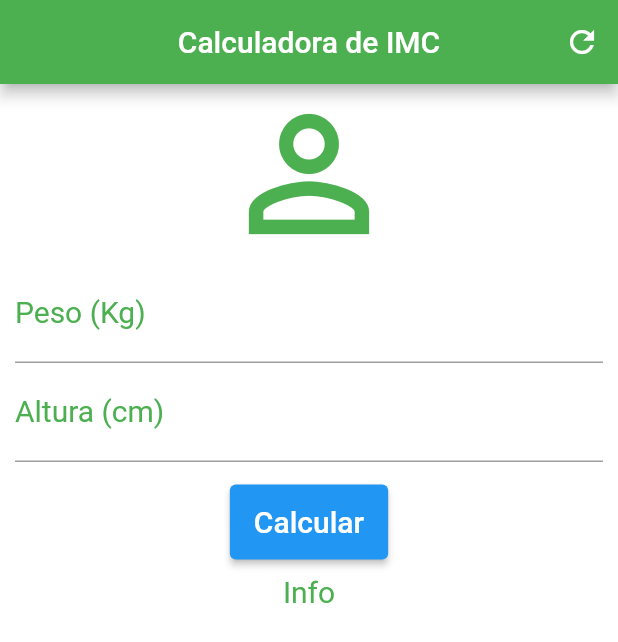
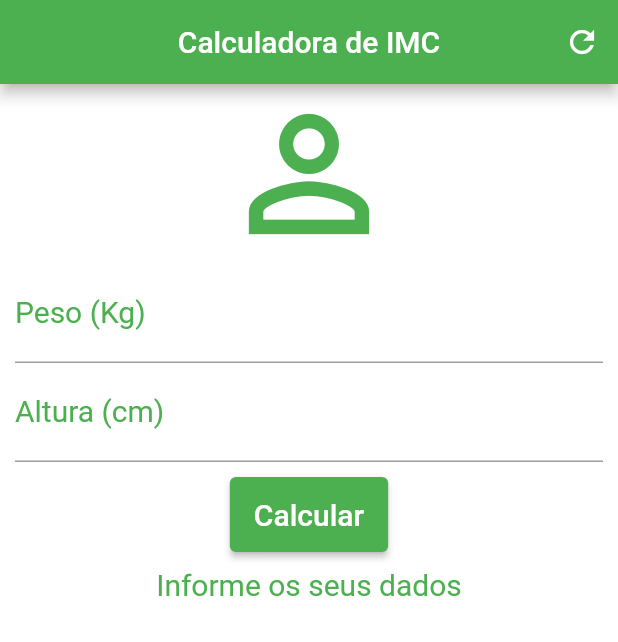
Before and after one commit to KailanySousa/AplicativosFlutter, a Flutter app: the screen it shows after launch, after a tap on "Calcular", on a phone screen of 412 x 824 dp. Shown: the top 642 px of the screen. Run offline on Flutter 3.47's test engine with Material 2 defaults, Android fonts, the phone set to English and light mode, and no system bars.

Commit message:
implementando Controllers e Cálculos

```diff
--- a/CalculadoraIMC/app/lib/main.dart
+++ b/CalculadoraIMC/app/lib/main.dart
@@ -19,6 +19,47 @@ class HomePage extends StatefulWidget {
 }
 
 class _HomePageState extends State<HomePage> {
+  TextEditingController weightController = TextEditingController();
+  TextEditingController heightController = TextEditingController();
+
+  String _infoText = "Informe os seus dados";
+
+  void _resetFields() {
+    weightController.text = '';
+    heightController.text = '';
+
+    setState(() {
+      _infoText = "Informe os seus dados";
+    });
+  }
+
+  void _calculate() {
+    setState(() {
+      double weight = double.parse(weightController.text);
+      double height = double.parse(heightController.text) / 100;
+
+      double imc = weight / (height * height);
+
+      String status = "";
+
+      if (imc < 18.6) {
+        status = "Abaixo do Peso";
+      } else if (imc < 24.9) {
+        status = "Peso Ideal";
+      } else if (imc < 29.9) {
+        status = "Levemente Acima do Peso";
+      } else if (imc < 34.9) {
+        status = "Obesidade Grau I";
+      } else if (imc < 39.9) {
+        status = "Obesidade Grau II";
+      } else {
+        status = "Obesidade Grau III";
+      }
+
+      _infoText = "${status} (${imc.toStringAsPrecision(3)})";
+    });
+  }
+
   @override
   Widget build(BuildContext context) {
     return Scaffold(
@@ -29,7 +70,7 @@ class _HomePageState extends State<HomePage> {
         actions: <Widget>[
           IconButton(
             icon: Icon(Icons.refresh),
-            onPressed: () {},
+            onPressed: _resetFields,
           )
         ],
       ),
@@ -57,6 +98,7 @@ class _HomePageState extends State<HomePage> {
                 color: Colors.green,
                 fontSize: 20,
               ),
+              controller: weightController,
             ),
             TextField(
               keyboardType: TextInputType.number,
@@ -71,9 +113,10 @@ class _HomePageState extends State<HomePage> {
                 color: Colors.green,
                 fontSize: 20,
               ),
+              controller: heightController,
             ),
             Padding(
-              padding: const EdgeInsets.only(top: 15, bottom: 10),
+              padding: const EdgeInsets.only(top: 10, bottom: 10),
               child: Container(
                 height: 50,
                 child: ElevatedButton(
@@ -84,12 +127,15 @@ class _HomePageState extends State<HomePage> {
                       fontSize: 20,
                     ),
                   ),
-                  onPressed: () {},
+                  onPressed: _calculate,
+                  style: ElevatedButton.styleFrom(
+                    primary: Colors.green
+                  )
                 ),
               ),
             ),
             Text(
-              'Info',
+              _infoText,
               textAlign: TextAlign.center,
               style: TextStyle(
                 color: Colors.green,
```
Also changed, not shown: CalculadoraIMC/app/pubspec.lock, ContadorPessoas/app/pubspec.lock.
